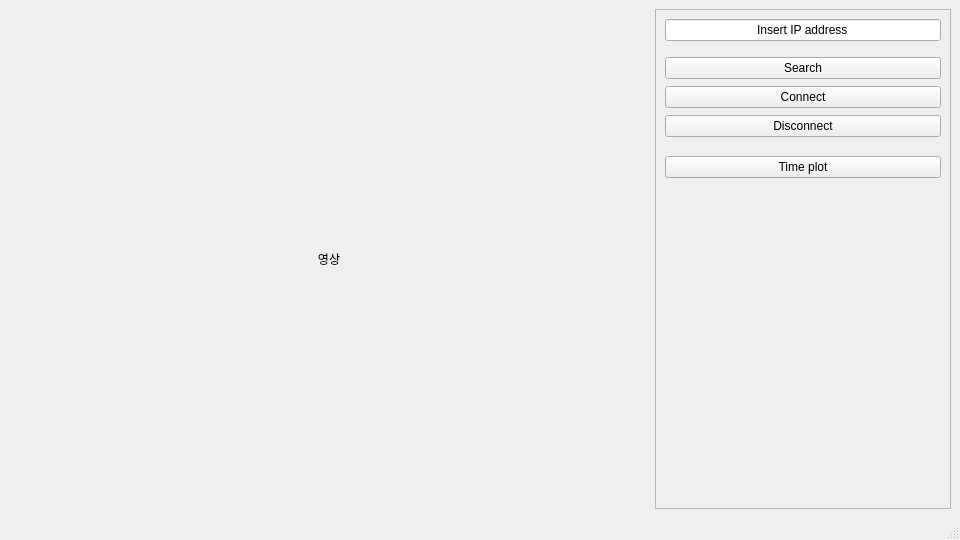
sue9010/IPCamera, file viewer.ui: the form before one commit.
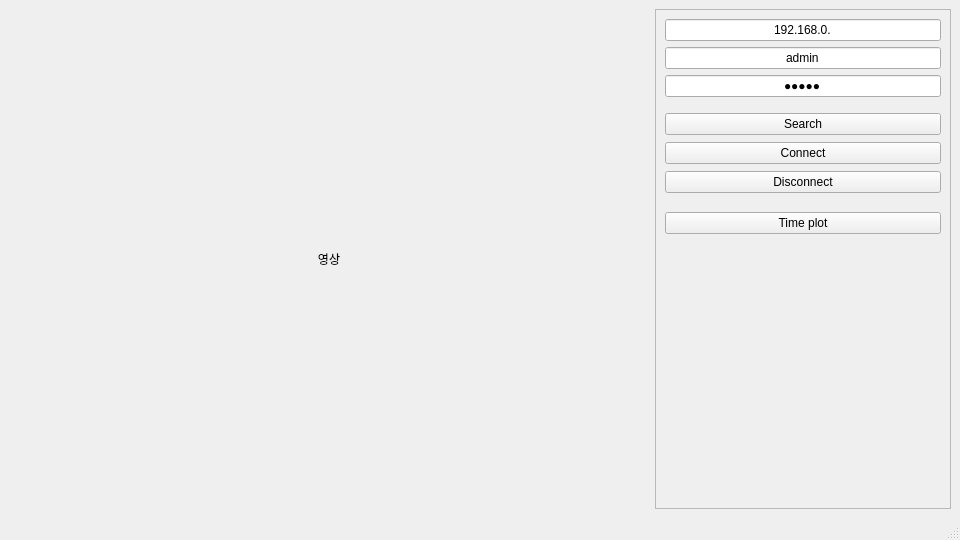
The form after the commit.

Commit message: id/pw 입력 ui 추가

Patch:
```diff
--- a/viewer.ui
+++ b/viewer.ui
@@ -43,7 +43,33 @@
        <item>
         <widget class="QLineEdit" name="ip_input">
          <property name="text">
-          <string>Insert IP address</string>
+          <string>192.168.0.</string>
+         </property>
+         <property name="alignment">
+          <set>Qt::AlignCenter</set>
+         </property>
+        </widget>
+       </item>
+       <item>
+        <widget class="QLineEdit" name="id_input">
+         <property name="text">
+          <string>admin</string>
+         </property>
+         <property name="alignment">
+          <set>Qt::AlignCenter</set>
+         </property>
+        </widget>
+       </item>
+       <item>
+        <widget class="QLineEdit" name="pw_input">
+         <property name="inputMethodHints">
+          <set>Qt::ImhHiddenText|Qt::ImhNoAutoUppercase|Qt::ImhNoPredictiveText|Qt::ImhSensitiveData</set>
+         </property>
+         <property name="text">
+          <string>admin</string>
+         </property>
+         <property name="echoMode">
+          <enum>QLineEdit::Password</enum>
          </property>
          <property name="alignment">
           <set>Qt::AlignCenter</set>
```
The commit also changes 5 other files.
